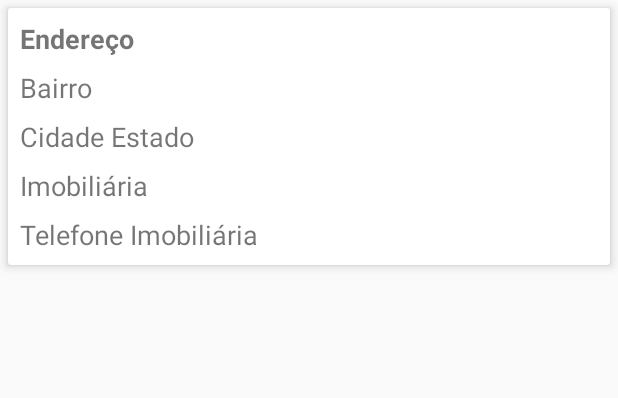
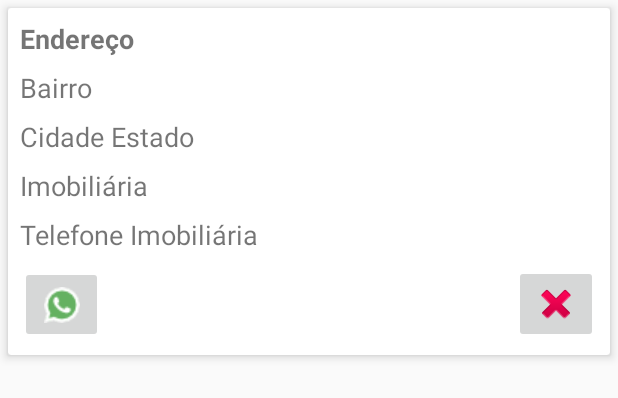
Before and after one commit to jeffersonborges/RentResidence, an Android app: the layout linha_imoveis.xml on its own in the app's theme, with its tools: preview values and no code run, on a phone screen of 412 x 824 dp. Shown: the top 398 px of the screen. Run offline under Robolectric (Android 15) with nearby library versions, the phone set to English and light mode, and no system bars.

Commit message:
Alteração do layout da lista

```diff
--- a/app/src/main/res/layout/linha_imoveis.xml
+++ b/app/src/main/res/layout/linha_imoveis.xml
@@ -90,14 +90,38 @@
             android:layout_marginTop="8dp"
             android:layout_marginEnd="8dp"
             android:layout_marginRight="8dp"
-            android:layout_marginBottom="8dp"
             android:textSize="18sp"
-            app:layout_constraintBottom_toBottomOf="parent"
             app:layout_constraintEnd_toEndOf="parent"
             app:layout_constraintStart_toStartOf="parent"
             app:layout_constraintTop_toBottomOf="@+id/tvImobiliaria"
             tools:text="Telefone Imobiliária" />
 
+        <ImageButton
+            android:id="@+id/imageButton"
+            android:layout_width="wrap_content"
+            android:layout_height="wrap_content"
+            android:layout_marginTop="8dp"
+            android:layout_marginEnd="8dp"
+            android:layout_marginRight="8dp"
+            android:layout_marginBottom="8dp"
+            app:layout_constraintBottom_toBottomOf="parent"
+            app:layout_constraintEnd_toEndOf="parent"
+            app:layout_constraintTop_toBottomOf="@+id/tvTelefoneImobiliaria"
+            app:srcCompat="@android:drawable/ic_delete" />
+
+        <ImageButton
+            android:id="@+id/imageButton4"
+            android:layout_width="55dp"
+            android:layout_height="51dp"
+            android:layout_marginStart="8dp"
+            android:layout_marginLeft="8dp"
+            android:layout_marginTop="8dp"
+            android:layout_marginBottom="8dp"
+            app:layout_constraintBottom_toBottomOf="parent"
+            app:layout_constraintStart_toStartOf="parent"
+            app:layout_constraintTop_toBottomOf="@+id/tvTelefoneImobiliaria"
+            app:srcCompat="@drawable/whatsapp" />
+
     </android.support.constraint.ConstraintLayout>
 
 
```
Also changed, not shown: app/src/main/res/layout/fragment_about.xml (+8 -8 lines), app/src/main/res/drawable/whatsapp.png (added).
